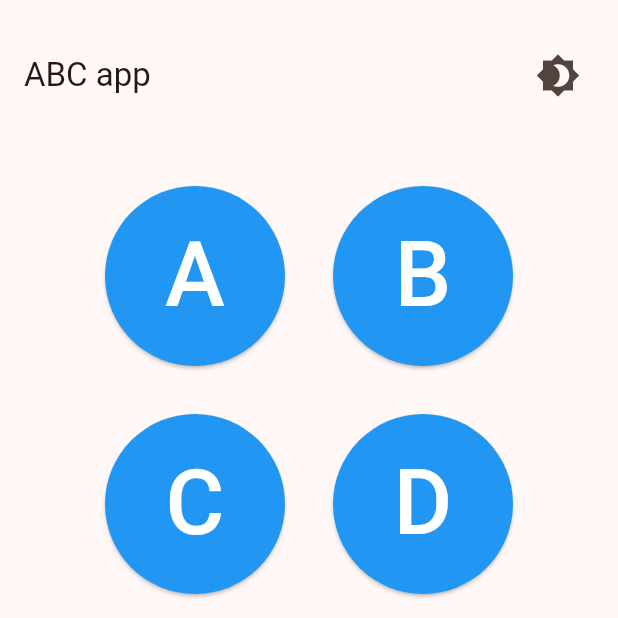
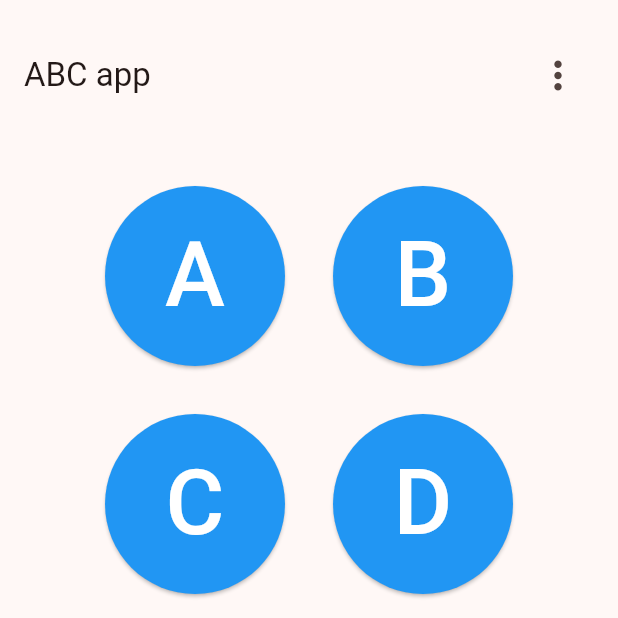
Before and after one commit to bl4ckswordsman/abc_app, a Flutter app: the screen it shows after launch, on a phone screen of 412 x 824 dp, the top half of it. Run offline on Flutter 3.47's test engine with Material 2 defaults, Android fonts, the light colour scheme and no system bars; our stand-ins replace adaptive_theme.

Commit message:
added new More(...) action button with dropdown added settings page button to More button moved theme button to dropdown and settings page

```diff
--- a/lib/main.dart
+++ b/lib/main.dart
@@ -5,6 +5,7 @@ import 'package:flutter/material.dart';
 import 'package:adaptive_theme/adaptive_theme.dart';
 
 import 'emoji.dart';
+import 'settings.dart';
 
 void main() {
   /*ThemeData lightTheme = ThemeData(
@@ -20,7 +21,7 @@ void main() {
 }
 
 class ABCapp extends StatelessWidget {
-  const ABCapp({super.key});
+  const ABCapp({Key? key}) : super(key: key);
 
   @override
   Widget build(BuildContext context) {
@@ -37,11 +38,13 @@ class ABCapp extends StatelessWidget {
       ),
       initial: AdaptiveThemeMode.light,
       builder: (theme, darkTheme) => MaterialApp(
-        title: 'ABC app',
-        theme: theme,
-        darkTheme: darkTheme,
-        home: MyHomePage(),
-      ),
+          title: 'ABC app',
+          theme: theme,
+          darkTheme: darkTheme,
+          home: MyHomePage(),
+          routes: {
+            '/settings': (context) => SettingsPage(),
+          }),
     );
   }
 }
@@ -107,12 +110,41 @@ String getLanguageLabel(Language language) {
   }
 }*/
 
-class MyHomePage extends StatelessWidget {
+class MyHomePage extends StatefulWidget {
+  @override
+  State<MyHomePage> createState() => _MyHomePageState();
+}
+
+class _MyHomePageState extends State<MyHomePage> {
   /*final List<String> englishAlphabet = List.generate(
       26, (index) => String.fromCharCode('A'.codeUnitAt(0) + index));*/
   final List<String> swedishAlphabet = List.generate(
       26, (index) => String.fromCharCode('A'.codeUnitAt(0) + index))
     ..addAll(['Å', 'Ä', 'Ö']);
+
+  List<PopupMenuItem> get menuItems => [
+        PopupMenuItem(
+          child: IconButton(
+            icon: const Icon(Icons.brightness_4),
+            onPressed: () {
+              if (AdaptiveTheme.of(context).mode == AdaptiveThemeMode.dark) {
+                AdaptiveTheme.of(context).setLight();
+              } else {
+                AdaptiveTheme.of(context).setDark();
+              }
+            },
+          ),
+        ),
+        PopupMenuItem(
+          child: IconButton(
+            icon: const Icon(Icons.settings),
+            onPressed: () {
+              Navigator.pop(context);
+              Navigator.pushNamed(context, '/settings');
+            },
+          ),
+        ),
+      ];
 
   @override
   Widget build(BuildContext context) {
@@ -121,7 +153,7 @@ class MyHomePage extends StatelessWidget {
         toolbarHeight: 100,
         title: const Text('ABC app'),
         actions: [
-          Padding(
+          /*Padding(
             padding: const EdgeInsets.all(16.0),
             child: IconButton(
               iconSize: 30.0,
@@ -134,12 +166,24 @@ class MyHomePage extends StatelessWidget {
                 }
               },
             ),
+          ),*/
 
-            /*Padding(
+          /*// Add the LanguageDropdown widget to the app bar
+          Padding(
             padding: const EdgeInsets.all(16.0),
             child: LanguageDropdown(),
-          ),*/ // Add the LanguageDropdown widget to the app bar
-          )
+          ),*/
+
+          Padding(
+            padding: const EdgeInsets.all(16.0),
+            child: PopupMenuButton(
+              iconSize: 30.0,
+              icon: const Icon(Icons.more_vert),
+              itemBuilder: (context) {
+                return menuItems;
+              },
+            ),
+          ),
         ],
       ),
       body: Center(
--- a/pubspec.yaml
+++ b/pubspec.yaml
@@ -17,7 +17,7 @@ repository: https://github.com/bl4ckswordsman/abc_app
 # https://developer.apple.com/library/archive/documentation/General/Reference/InfoPlistKeyReference/Articles/CoreFoundationKeys.html
 # In Windows, build-name is used as the major, minor, and patch parts
 # of the product and file versions while build-number is used as the build suffix.
-version: 0.5.2
+version: 0.5.5+1
 
 environment:
   sdk: '>=3.0.6 <4.0.0'
```
Also changed, not shown: lib/settings.dart (added, +46 -0 lines), 5 other files.
